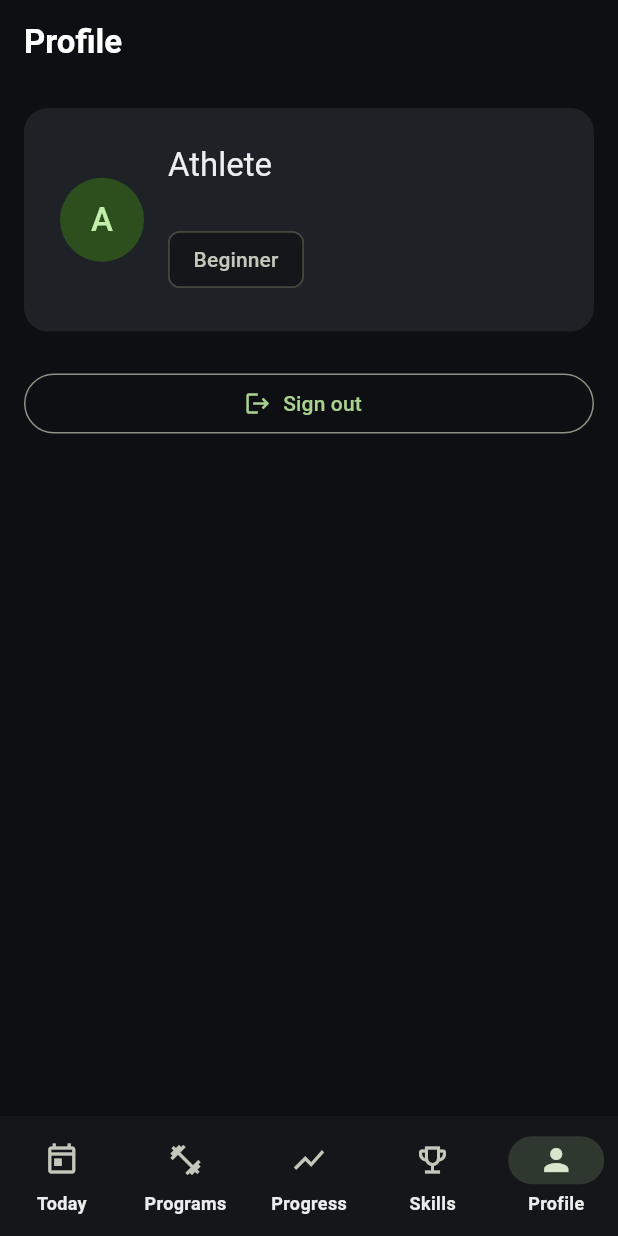
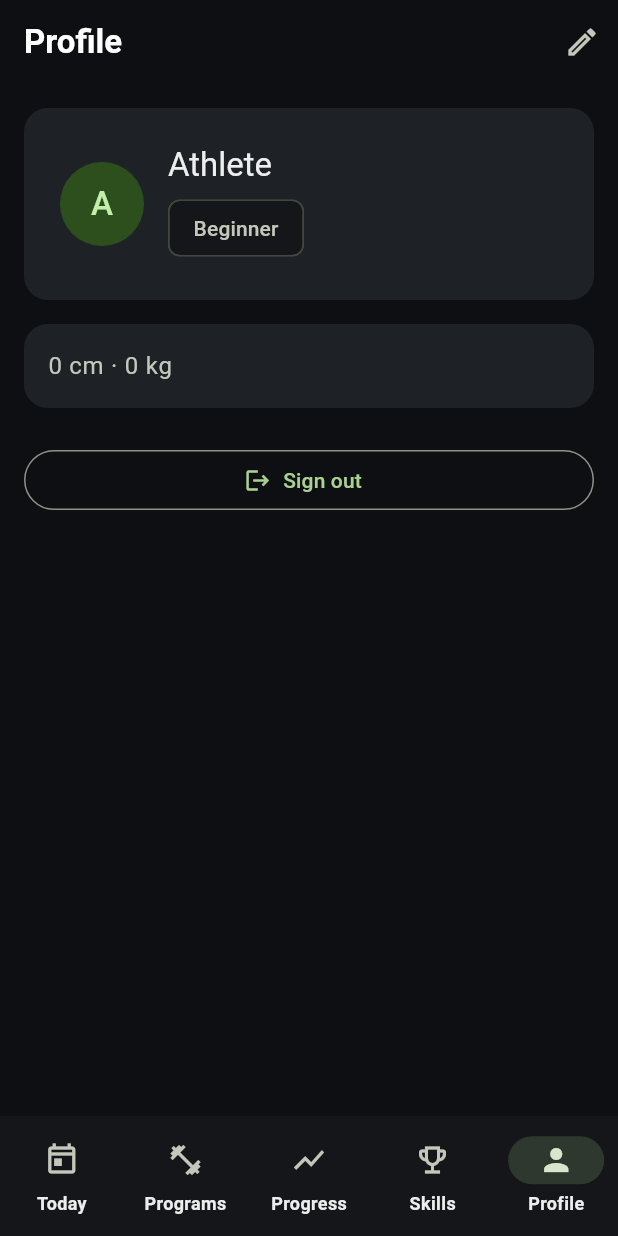
Before and after one commit to OmerYasirOnal/calistrack, a Flutter app: the ProfileScreen screen opened by its route, on a phone screen of 412 x 824 dp. Run offline on Flutter 3.47's test engine with Material 3 defaults, Android fonts, the phone set to English and light mode, and no system bars; our stand-ins replace cloud_firestore, cloud_functions, firebase_auth, firebase_core, fl_chart, flutter_riverpod and 3 more; accounts and stored records are empty.

Commit message:
feat(calistrack): M9 T36 — profile editing (show saved details + edit screen)
- Profile reads the Firestore profile doc for name/level/goals/body-stats
  (previously showed the auth identity → level always defaulted to Beginner);
  auth identity still drives email/isAnonymous/emailVerified
- details card surfaces goals + height/weight
- Edit action → EditProfileScreen (name/level/goals/height/weight) persisted via
  UserRepository.updateDetails (a targeted merge; body stats written even when
  null so they can be cleared; never touches activeProgramId/onboarding flag)

Tests: Profile shows the saved level/goals; edit flow saves name+level. Also
marks M8 rows DONE + adds the M9 section. 101 pass, analyze clean, 81.9% coverage.
Refs #33.

Co-Authored-By: Claude Opus 4.8 (1M context) <noreply@anthropic.com>

```diff
--- a/lib/features/profile/presentation/profile_screen.dart
+++ b/lib/features/profile/presentation/profile_screen.dart
@@ -4,29 +4,53 @@ import 'package:go_router/go_router.dart';
 
 import '../../../core/router/app_router.dart';
 import '../../../core/theme/app_theme.dart';
+import '../../../models/app_user.dart';
 import '../../auth/application/auth_controller.dart';
 import '../../auth/data/auth_repository.dart';
+import '../application/profile_providers.dart';
+import 'edit_profile_screen.dart';
 
-/// Profile & settings. M2 delivers identity + sign-out; body metrics, level,
-/// and goals editing arrive with the profile-editing work later.
+/// Profile & settings — identity, the saved details (level/goals/body stats),
+/// account state (guest/verify), editing, and sign-out.
 class ProfileScreen extends ConsumerWidget {
   const ProfileScreen({super.key});
 
   @override
   Widget build(BuildContext context, WidgetRef ref) {
-    final userAsync = ref.watch(authStateProvider);
+    // Auth identity carries email / isAnonymous / emailVerified; the Firestore
+    // profile doc carries the editable details (name / level / goals / stats).
+    final identityAsync = ref.watch(authStateProvider);
+    final profile = ref.watch(currentUserProfileProvider).valueOrNull;
     final signingOut = ref.watch(authControllerProvider).isLoading;
 
     return Scaffold(
-      appBar: AppBar(title: const Text('Profile')),
-      body: userAsync.when(
+      appBar: AppBar(
+        title: const Text('Profile'),
+        actions: [
+          if (profile != null)
+            IconButton(
+              tooltip: 'Edit profile',
+              icon: const Icon(Icons.edit_outlined),
+              onPressed: () => Navigator.of(context).push(
+                MaterialPageRoute<void>(
+                  builder: (_) => EditProfileScreen(profile: profile),
+                ),
+              ),
+            ),
+        ],
+      ),
+      body: identityAsync.when(
         loading: () => const Center(child: CircularProgressIndicator()),
         error: (e, _) => Center(child: Text('Could not load profile: $e')),
-        data: (user) {
-          if (user == null) {
+        data: (identity) {
+          if (identity == null) {
             return const Center(child: Text('Not signed in.'));
           }
-          final name = user.displayName.isEmpty ? 'Athlete' : user.displayName;
+          // Prefer the profile doc for editable fields; fall back to the auth
+          // identity until the doc resolves.
+          final p = profile ?? identity;
+          final name = p.displayName.isEmpty ? 'Athlete' : p.displayName;
+          final text = Theme.of(context).textTheme;
           return ListView(
             padding: const EdgeInsets.all(Spacing.md),
             children: [
@@ -47,16 +71,11 @@ class ProfileScreen extends ConsumerWidget {
                         child: Column(
                           crossAxisAlignment: CrossAxisAlignment.start,
                           children: [
-                            Text(
-                              name,
-                              style: Theme.of(context).textTheme.titleLarge,
-                            ),
-                            Text(
-                              user.email,
-                              style: Theme.of(context).textTheme.bodyMedium,
-                            ),
+                            Text(name, style: text.titleLarge),
+                            if (identity.email.isNotEmpty)
+                              Text(identity.email, style: text.bodyMedium),
                             const SizedBox(height: Spacing.xs),
-                            Chip(label: Text(user.level.label)),
+                            Chip(label: Text(p.level.label)),
                           ],
                         ),
                       ),
@@ -64,10 +83,16 @@ class ProfileScreen extends ConsumerWidget {
                   ),
                 ),
               ),
-              if (user.isAnonymous) ...[
+              if (p.goals.isNotEmpty ||
+                  p.heightCm != null ||
+                  p.weightKg != null) ...[
+                const SizedBox(height: Spacing.md),
+                _DetailsCard(profile: p),
+              ],
+              if (identity.isAnonymous) ...[
                 const SizedBox(height: Spacing.md),
                 const _GuestUpgradeCard(),
-              ] else if (!user.emailVerified) ...[
+              ] else if (!identity.emailVerified) ...[
                 const SizedBox(height: Spacing.md),
                 const _VerifyEmailCard(),
               ],
@@ -85,6 +110,53 @@ class ProfileScreen extends ConsumerWidget {
       ),
     );
   }
+}
+
+/// Shows the user's goals + body stats (whatever they've set).
+class _DetailsCard extends StatelessWidget {
+  const _DetailsCard({required this.profile});
+
+  final AppUser profile;
+
+  @override
+  Widget build(BuildContext context) {
+    final text = Theme.of(context).textTheme;
+    final scheme = Theme.of(context).colorScheme;
+    final stats = <String>[
+      if (profile.heightCm != null) '${_fmt(profile.heightCm!)} cm',
+      if (profile.weightKg != null) '${_fmt(profile.weightKg!)} kg',
+    ];
+    return Card(
+      child: Padding(
+        padding: const EdgeInsets.all(Spacing.md),
+        child: Column(
+          crossAxisAlignment: CrossAxisAlignment.start,
+          children: [
+            if (profile.goals.isNotEmpty) ...[
+              Text('Goals', style: text.titleSmall),
+              const SizedBox(height: Spacing.sm),
+              Wrap(
+                spacing: Spacing.sm,
+                children: [
+                  for (final g in profile.goals) Chip(label: Text(g)),
+                ],
+              ),
+            ],
+            if (stats.isNotEmpty) ...[
+              if (profile.goals.isNotEmpty) const SizedBox(height: Spacing.md),
+              Text(
+                stats.join(' · '),
+                style: text.bodyLarge?.copyWith(color: scheme.onSurfaceVariant),
+              ),
+            ],
+          ],
+        ),
+      ),
+    );
+  }
+
+  static String _fmt(double v) =>
+      v == v.roundToDouble() ? v.toInt().toString() : v.toString();
 }
 
 /// Shown on Profile for a guest (anonymous) session — invites creating a real
```
Also changed, not shown: lib/features/profile/data/user_repository.dart (+33 -0 lines), lib/features/profile/presentation/edit_profile_screen.dart (added, +183 -0 lines), lib/preview.dart (+23 -0 lines), 4 other files.
